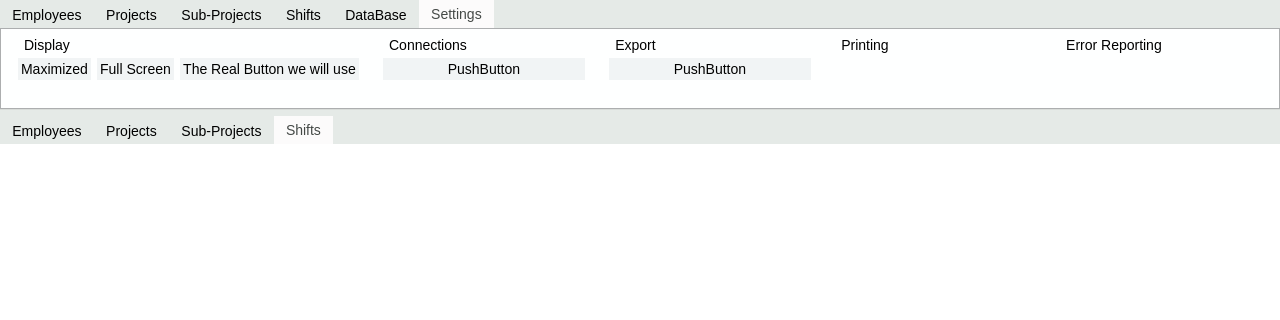
joshuawootonn/time-track, file Source/Time-Track/mainform.ui: the form before one commit; both pictures show x 0 to 1280 and y 0 to 320 of the 1280 by 720 pixel window.
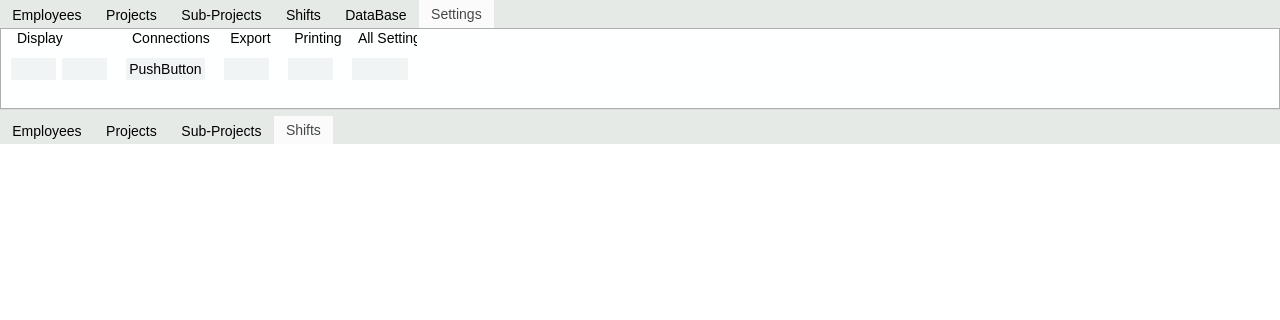
The form after the commit. The open tabs and pages were chosen to show the change. Icons and pictures are not drawn.

Commit message: Finished the export functionality. Now working on the main settings menu(font, font size, etc)

```diff
--- a/Source/Time-Track/mainform.ui
+++ b/Source/Time-Track/mainform.ui
@@ -1526,6 +1526,21 @@
            <string>Settings</string>
           </attribute>
           <layout class="QHBoxLayout" name="horizontalLayout_12">
+           <property name="spacing">
+            <number>1</number>
+           </property>
+           <property name="leftMargin">
+            <number>2</number>
+           </property>
+           <property name="topMargin">
+            <number>2</number>
+           </property>
+           <property name="rightMargin">
+            <number>2</number>
+           </property>
+           <property name="bottomMargin">
+            <number>2</number>
+           </property>
            <item>
             <widget class="QGroupBox" name="groupBox_16">
              <property name="title">
@@ -1535,21 +1550,14 @@
               <item row="0" column="0">
                <widget class="QPushButton" name="SettingsMaximized">
                 <property name="text">
-                 <string>Maximized</string>
+                 <string/>
                 </property>
                </widget>
               </item>
               <item row="0" column="1">
                <widget class="QPushButton" name="SettngsFullScreen">
                 <property name="text">
-                 <string>Full Screen</string>
-                </property>
-               </widget>
-              </item>
-              <item row="0" column="2">
-               <widget class="QPushButton" name="pushButton_2">
-                <property name="text">
-                 <string>The Real Button we will use</string>
+                 <string/>
                 </property>
                </widget>
               </item>
@@ -1581,7 +1589,7 @@
               <item row="0" column="0">
                <widget class="QPushButton" name="pushButton_3">
                 <property name="text">
-                 <string>PushButton</string>
+                 <string/>
                 </property>
                </widget>
               </item>
@@ -1593,15 +1601,46 @@
              <property name="title">
               <string>Printing</string>
              </property>
+             <layout class="QGridLayout" name="gridLayout_21">
+              <item row="0" column="0">
+               <widget class="QPushButton" name="SettingsPrint">
+                <property name="text">
+                 <string/>
+                </property>
+               </widget>
+              </item>
+             </layout>
             </widget>
            </item>
            <item>
             <widget class="QGroupBox" name="groupBox_20">
              <property name="title">
-              <string>Error Reporting</string>
+              <string>All Settings</string>
              </property>
+             <layout class="QGridLayout" name="gridLayout_22">
+              <item row="0" column="0">
+               <widget class="QPushButton" name="SettingsAll">
+                <property name="text">
+                 <string/>
+                </property>
+               </widget>
+              </item>
+             </layout>
             </widget>
            </item>
+           <item>
+            <spacer name="horizontalSpacer_8">
+             <property name="orientation">
+              <enum>Qt::Horizontal</enum>
+             </property>
+             <property name="sizeHint" stdset="0">
+              <size>
+               <width>40</width>
+               <height>20</height>
+              </size>
+             </property>
+            </spacer>
+           </item>
           </layout>
          </widget>
         </widget>
```
Left out of the diff: 62 changed lines with no effect on the pictures. The commit also changes 246 other files.
